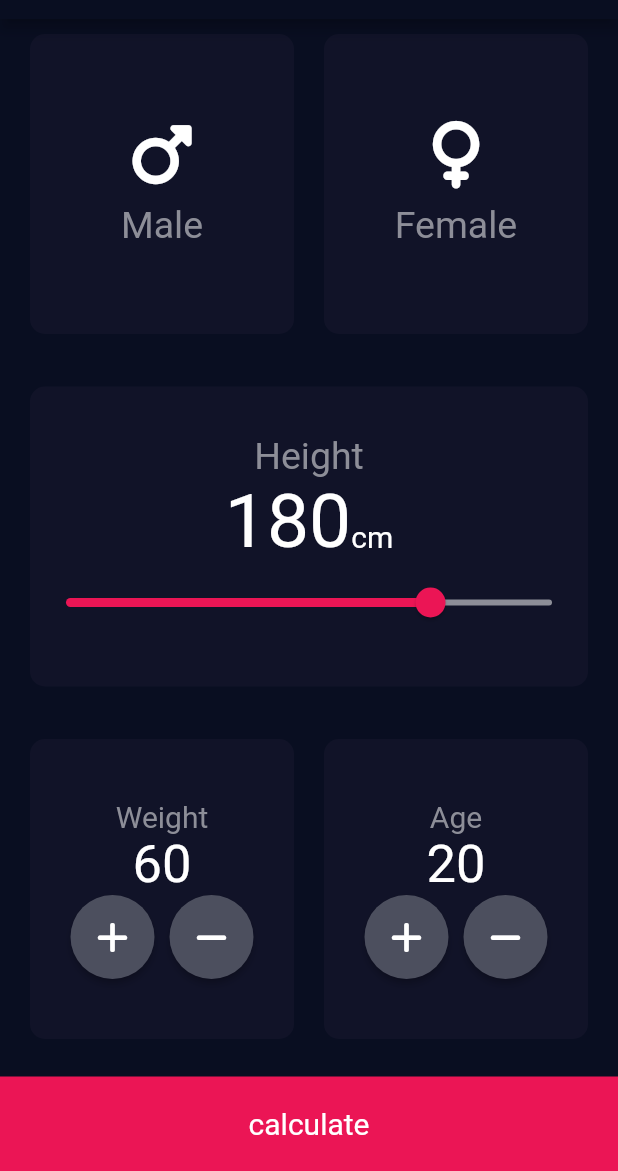
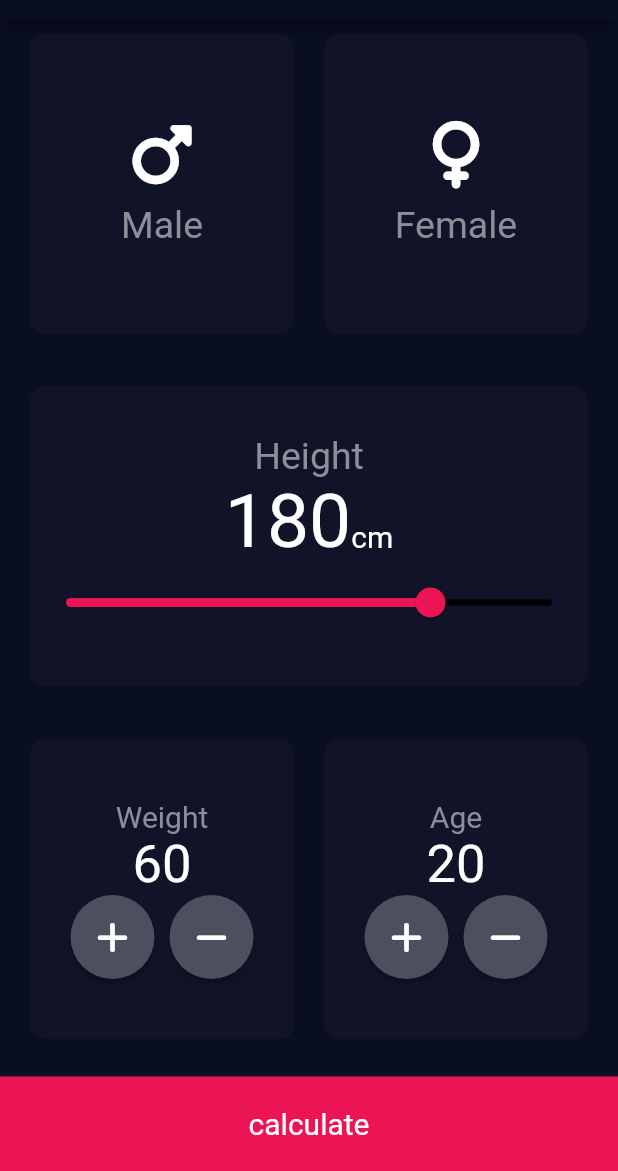
Before and after one commit to AmrA7med/test1, a Flutter app: the screen it shows after launch, on a phone screen of 412 x 824 dp, the part 65-1236 px from its top. Run offline on Flutter 3.47's test engine with Material 2 defaults, Android fonts, the phone set to English and light mode, and no system bars; our stand-ins replace font_awesome_flutter.

Commit message:
ChangeSliderIactiveColor

```diff
--- a/lib/Home.dart
+++ b/lib/Home.dart
@@ -178,7 +178,8 @@ setState(() {
                           min: 120.0,
                           max: 200.0,
                           activeColor: Color(0xffEB1555),
-                        inactiveColor: Color(0xff8D8E98),
+                    //    inactiveColor: Color(0xff8D8E98),
+                          inactiveColor: Colors.black,
                           onChanged: (newValue){
                         setState(() {
                           Height = newValue.round() ;
```
